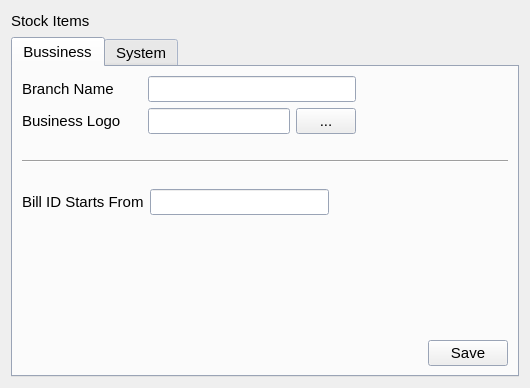
Above: estorecpp/systemsettingswidget.ui from Watti/estorecpp before the change. Below: the same form after it.
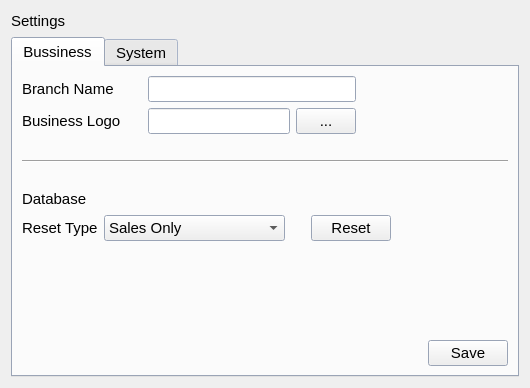
That is the form after the change.

Commit message: database reset added to the system settings

```diff
--- a/estorecpp/systemsettingswidget.ui
+++ b/estorecpp/systemsettingswidget.ui
@@ -24,7 +24,7 @@
         </font>
        </property>
        <property name="text">
-        <string>Stock Items</string>
+        <string>Settings</string>
        </property>
       </widget>
      </item>
@@ -270,30 +270,8 @@
         <layout class="QHBoxLayout" name="horizontalLayout_3">
          <item>
           <widget class="QLabel" name="label_4">
-           <property name="sizePolicy">
-            <sizepolicy hsizetype="Fixed" vsizetype="Preferred">
-             <horstretch>0</horstretch>
-             <verstretch>0</verstretch>
-            </sizepolicy>
-           </property>
-           <property name="minimumSize">
-            <size>
-             <width>120</width>
-             <height>0</height>
-            </size>
-           </property>
            <property name="text">
-            <string>Bill ID Starts From</string>
-           </property>
-          </widget>
-         </item>
-         <item>
-          <widget class="QLineEdit" name="lineEdit_3">
-           <property name="maximumSize">
-            <size>
-             <width>400</width>
-             <height>16777215</height>
-            </size>
+            <string>Database</string>
            </property>
           </widget>
          </item>
@@ -312,6 +290,82 @@
          </item>
         </layout>
        </item>
+       <item>
+        <layout class="QHBoxLayout" name="horizontalLayout_5">
+         <item>
+          <widget class="QLabel" name="label_5">
+           <property name="text">
+            <string>Reset Type</string>
+           </property>
+          </widget>
+         </item>
+         <item>
+          <widget class="QComboBox" name="comboBox">
+           <item>
+            <property name="text">
+             <string>Sales Only</string>
+            </property>
+           </item>
+           <item>
+            <property name="text">
+             <string>Sales and Stock</string>
+            </property>
+           </item>
+           <item>
+            <property name="text">
+             <string>Sales, Stock and Items</string>
+            </property>
+           </item>
+           <item>
+            <property name="text">
+             <string>All without Users</string>
+            </property>
+           </item>
+           <item>
+            <property name="text">
+             <string>All</string>
+            </property>
+           </item>
+          </widget>
+         </item>
+         <item>
+          <spacer name="horizontalSpacer_6">
+           <property name="orientation">
+            <enum>Qt::Horizontal</enum>
+           </property>
+           <property name="sizeType">
+            <enum>QSizePolicy::Fixed</enum>
+           </property>
+           <property name="sizeHint" stdset="0">
+            <size>
+             <width>20</width>
+             <height>20</height>
+            </size>
+           </property>
+          </spacer>
+         </item>
+         <item>
+          <widget class="QPushButton" name="resetButton">
+           <property name="text">
+            <string> Reset </string>
+           </property>
+          </widget>
+         </item>
+         <item>
+          <spacer name="horizontalSpacer_7">
+           <property name="orientation">
+            <enum>Qt::Horizontal</enum>
+           </property>
+           <property name="sizeHint" stdset="0">
+            <size>
+             <width>40</width>
+             <height>20</height>
+            </size>
+           </property>
+          </spacer>
+         </item>
+        </layout>
+       </item>
        <item>
         <spacer name="verticalSpacer">
          <property name="orientation">
```
The commit also changes 2 other files.
